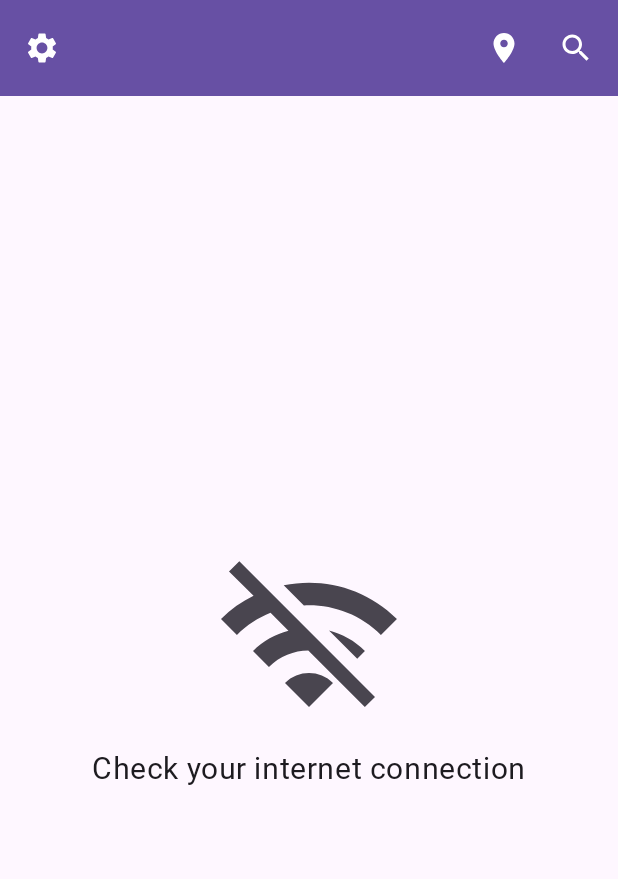
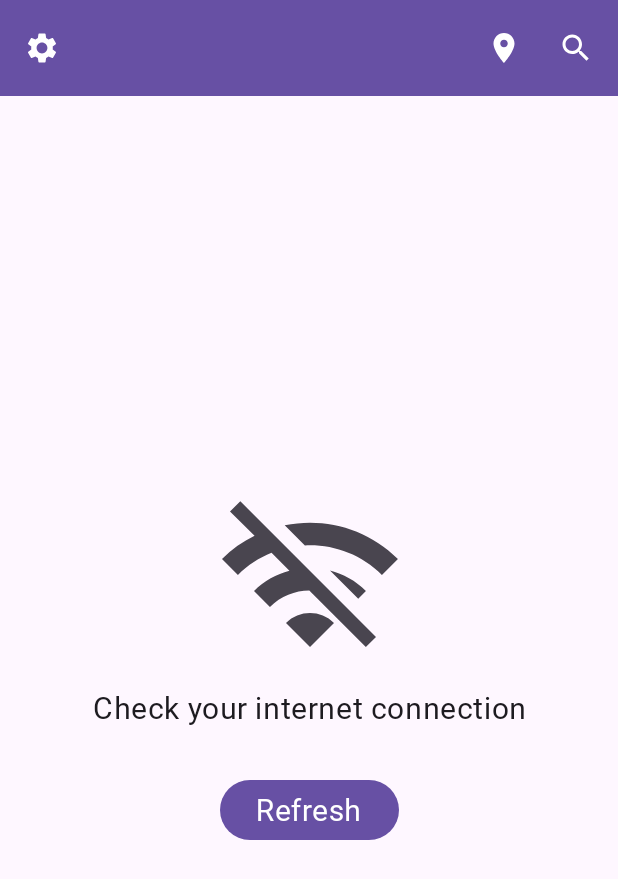
Before and after one commit to TheBlame/WeatherForecast, an Android app built with Jetpack Compose: the main_screen screen opened through its navigation route, on a phone screen of 412 x 824 dp. Shown: the top 879 px of the screen. Run offline under Robolectric (Android 15) with nearby library versions, the light colour scheme and no system bars; our stand-ins replace Dagger/Hilt's generated code; Roboto replaces fonts that are not available here.

Commit message:
Refactored presentation

```diff
--- a/app/src/main/java/dev/maxim_v/weather_app/data/workers/ForecastNotificationWorker.kt
+++ b/app/src/main/java/dev/maxim_v/weather_app/data/workers/ForecastNotificationWorker.kt
@@ -81,7 +81,7 @@ class ForecastNotificationWorker @AssistedInject constructor(
 
         val notification = NotificationCompat.Builder(context, LOADING_FORECAST_CHANNEL_ID)
             .setForegroundServiceBehavior(NotificationCompat.FOREGROUND_SERVICE_DEFAULT)
-            .setSmallIcon(R.drawable.ic_launcher_foreground)
+            .setSmallIcon(R.drawable.ic_stat_name)
             .build()
 
         return if (Build.VERSION.SDK_INT >= Build.VERSION_CODES.Q) {
@@ -100,9 +100,9 @@ class ForecastNotificationWorker @AssistedInject constructor(
         const val NAME = "forecast_worker"
         const val NOTIFICATION_TIME_OUT = 5400000L
         const val CURRENT_FORECAST_CHANNEL_ID = "current_temp"
-        const val CURRENT_FORECAST_CHANNEL_NAME = "CurrentForecastChannel"
+        const val CURRENT_FORECAST_CHANNEL_NAME = "Current Forecast Channel"
         const val LOADING_FORECAST_CHANNEL_ID = "loading_data"
-        const val LOADING_FORECAST_CHANNEL_NAME = "LoadingChannel"
+        const val LOADING_FORECAST_CHANNEL_NAME = "Loading Channel"
         const val CURRENT_TEMP_NOTIFICATION_ID = 1
         const val LOADING_FORECAST_NOTIFICATION_ID = 2
 
--- a/app/src/main/java/dev/maxim_v/weather_app/presentation/ui/screens/forecastScreen/CurrentWeatherCard.kt
+++ b/app/src/main/java/dev/maxim_v/weather_app/presentation/ui/screens/forecastScreen/CurrentWeatherCard.kt
@@ -63,9 +63,11 @@ fun CurrentWeatherCard(
                 verticalAlignment = Alignment.CenterVertically
             ) {
                 Column(
+                    modifier = Modifier,
                     horizontalAlignment = Alignment.CenterHorizontally,
                 ) {
                     Text(
+
                         text = stringResource(id = R.string.temp_format, currentForecast.temp),
                         style = ReplacementTheme.typography.extraLarge,
                     )
@@ -77,7 +79,7 @@ fun CurrentWeatherCard(
                 }
                 Spacer(modifier = Modifier.width(8.dp))
                 Image(
-                    modifier = Modifier.size(96.dp),
+                    modifier = Modifier.size(104.dp),
                     painter = painterResource(id = selectIcon(currentForecast.weatherType)),
                     contentDescription = null
                 )
--- a/app/src/main/java/dev/maxim_v/weather_app/presentation/ui/screens/forecastScreen/ForecastScreen.kt
+++ b/app/src/main/java/dev/maxim_v/weather_app/presentation/ui/screens/forecastScreen/ForecastScreen.kt
@@ -6,6 +6,7 @@ import androidx.activity.compose.rememberLauncherForActivityResult
 import androidx.activity.result.contract.ActivityResultContracts
 import androidx.compose.foundation.background
 import androidx.compose.foundation.horizontalScroll
+import androidx.compose.foundation.layout.Arrangement
 import androidx.compose.foundation.layout.Column
 import androidx.compose.foundation.layout.Spacer
 import androidx.compose.foundation.layout.fillMaxSize
@@ -13,6 +14,7 @@ import androidx.compose.foundation.layout.fillMaxWidth
 import androidx.compose.foundation.layout.height
 import androidx.compose.foundation.layout.padding
 import androidx.compose.foundation.layout.width
+import androidx.compose.foundation.layout.wrapContentSize
 import androidx.compose.foundation.rememberScrollState
 import androidx.compose.foundation.shape.RoundedCornerShape
 import androidx.compose.foundation.verticalScroll
@@ -20,6 +22,7 @@ import androidx.compose.material.icons.Icons
 import androidx.compose.material.icons.filled.LocationOn
 import androidx.compose.material.icons.filled.Search
 import androidx.compose.material.icons.filled.Settings
+import androidx.compose.material3.Button
 import androidx.compose.material3.CardDefaults
 import androidx.compose.material3.CenterAlignedTopAppBar
 import androidx.compose.material3.ExperimentalMaterial3Api
@@ -32,6 +35,9 @@ import androidx.compose.material3.SnackbarHost
 import androidx.compose.material3.SnackbarHostState
 import androidx.compose.material3.Text
 import androidx.compose.material3.TopAppBarDefaults
+import androidx.compose.material3.pulltorefresh.PullToRefreshBox
+import androidx.compose.material3.pulltorefresh.pullToRefresh
+import androidx.compose.material3.pulltorefresh.rememberPullToRefreshState
 import androidx.compose.runtime.Composable
 import androidx.compose.runtime.LaunchedEffect
 import androidx.compose.runtime.SideEffect
@@ -40,6 +46,7 @@ import androidx.compose.runtime.mutableStateOf
 import androidx.compose.runtime.remember
 import androidx.compose.runtime.rememberCoroutineScope
 import androidx.compose.runtime.setValue
+import androidx.compose.ui.Alignment
 import androidx.compose.ui.Modifier
 import androidx.compose.ui.draw.clip
 import androidx.compose.ui.platform.LocalContext
@@ -96,6 +103,7 @@ private fun ForecastScreen(
     errorFlow: SharedFlow<ForecastScreenError>
 ) {
     val snackbarHostState = remember { SnackbarHostState() }
+    val pullToRefreshState = rememberPullToRefreshState()
     val scope = rememberCoroutineScope()
     val context = LocalContext.current
     val lifecycleOwner = LocalLifecycleOwner.current
@@ -157,7 +165,13 @@ private fun ForecastScreen(
     }
 
     Scaffold(
-        modifier = Modifier.fillMaxSize(),
+        modifier = Modifier
+            .fillMaxSize()
+            .pullToRefresh(
+                isRefreshing = screenState is ForecastScreenState.Loading,
+                state = pullToRefreshState,
+                onRefresh = { onEvent(ForecastScreenEvent.Refresh) }
+            ),
         containerColor = MaterialTheme.colorScheme.background,
         topBar = {
             CenterAlignedTopAppBar(
@@ -220,6 +234,9 @@ private fun ForecastScreen(
         when (screenState) {
             is ForecastScreenState.Content, ForecastScreenState.Loading -> {
                 if (lastContent is ForecastScreenState.Content) {
+                    PullToRefreshBox(
+                        isRefreshing = screenState is ForecastScreenState.Loading,
+                        onRefresh = { onEvent(ForecastScreenEvent.Refresh) }) {
                         ForecastScreenContent(
                             modifier = Modifier
                                 .padding(innerPadding)
@@ -229,6 +246,7 @@ private fun ForecastScreen(
                             hourlyForecast = (lastContent as ForecastScreenState.Content).data.hourlyForecast,
                             dailyForecast = (lastContent as ForecastScreenState.Content).data.dailyForecast
                         )
+                    }
                 }
                 if (screenState is ForecastScreenState.Loading) {
                     ProgressIndicator(
@@ -240,12 +258,29 @@ private fun ForecastScreen(
             }
 
             ForecastScreenState.NoContent -> {
+                Column(
+                    modifier = Modifier
+                        .padding(innerPadding)
+                        .background(MaterialTheme.colorScheme.background)
+                        .padding(vertical = 32.dp, horizontal = 16.dp)
+                        .fillMaxSize(),
+                    horizontalAlignment = Alignment.CenterHorizontally,
+                    verticalArrangement = Arrangement.Center
+                ) {
                     ErrorMessage(
-                    modifier = Modifier
-                        .background(MaterialTheme.colorScheme.background)
-                        .padding(innerPadding)
-                        .fillMaxSize()
+                        modifier = Modifier.wrapContentSize()
                     )
+                    Spacer(modifier = Modifier.height(32.dp))
+                    Button(
+                        onClick = { onEvent(ForecastScreenEvent.Refresh) }
+                    ) {
+                        Text(
+                            text = stringResource(id = R.string.refresh),
+                            style = ReplacementTheme.typography.medium,
+                            color = MaterialTheme.colorScheme.onPrimary
+                        )
+                    }
+                }
             }
 
             ForecastScreenState.Initial -> {}
--- a/app/src/main/java/dev/maxim_v/weather_app/presentation/ui/screens/misc/ErrorMeassage.kt
+++ b/app/src/main/java/dev/maxim_v/weather_app/presentation/ui/screens/misc/ErrorMeassage.kt
@@ -5,6 +5,7 @@ import androidx.compose.foundation.layout.Column
 import androidx.compose.foundation.layout.Spacer
 import androidx.compose.foundation.layout.height
 import androidx.compose.foundation.layout.size
+import androidx.compose.foundation.layout.wrapContentSize
 import androidx.compose.material3.Icon
 import androidx.compose.material3.MaterialTheme
 import androidx.compose.material3.Text
@@ -13,6 +14,7 @@ import androidx.compose.ui.Alignment
 import androidx.compose.ui.Modifier
 import androidx.compose.ui.res.painterResource
 import androidx.compose.ui.res.stringResource
+import androidx.compose.ui.text.style.TextAlign
 import androidx.compose.ui.unit.dp
 import dev.maxim_v.weather_app.R
 import dev.maxim_v.weather_app.presentation.ui.theme.ReplacementTheme
@@ -32,9 +34,11 @@ fun ErrorMessage(modifier: Modifier) {
         )
         Spacer(modifier = Modifier.height(8.dp))
         Text(
+            modifier = Modifier.wrapContentSize(),
             text = stringResource(id = R.string.network_error_search_screen),
             style = ReplacementTheme.typography.medium,
-            color = MaterialTheme.colorScheme.onSurface
+            color = MaterialTheme.colorScheme.onSurface,
+            textAlign = TextAlign.Center
         )
     }
 }
--- a/app/src/main/java/dev/maxim_v/weather_app/presentation/ui/theme/Theme.kt
+++ b/app/src/main/java/dev/maxim_v/weather_app/presentation/ui/theme/Theme.kt
@@ -158,8 +158,8 @@ fun WeatherForecastTheme(
         extraLarge = TextStyle(
             fontFamily = rubikFamily,
             fontWeight = FontWeight.Normal,
-            fontSize = 72.sp,
-            lineHeight = 76.sp,
+            fontSize = 80.sp,
+            lineHeight = 84.sp,
             letterSpacing = 0.5.sp
         )
     )
--- a/app/src/main/res/values/strings.xml
+++ b/app/src/main/res/values/strings.xml
@@ -1,5 +1,5 @@
 <resources>
-    <string name="app_name">WeatherForecast</string>
+    <string name="app_name">Weather Forecast</string>
     <string name="temperature">Temperature</string>
     <string name="wind_speed">Wind speed</string>
     <string name="units">Units</string>
--- a/app/src/main/res/xml/my_app_widget_info.xml
+++ b/app/src/main/res/xml/my_app_widget_info.xml
@@ -3,6 +3,6 @@
     android:initialLayout="@layout/glance_default_loading_layout"
     android:minWidth="220dp"
     android:minHeight="40dp"
-    android:resizeMode="horizontal|vertical">
+    android:resizeMode="horizontal">
 
 </appwidget-provider>
--- a/gradle/libs.versions.toml
+++ b/gradle/libs.versions.toml
@@ -23,7 +23,7 @@ roomKtx = "2.6.1"
 roomRuntime = "2.6.1"
 roomCompiler = "2.6.1"
 lifecycleRuntimeComposeAndroid = "2.8.3"
-material3Android = "1.2.1"
+material3Android = "1.3.0-beta05"
 startupRuntime = "1.1.1"
 workRuntimeKtx = "2.7.1"
 hiltCommon = "1.2.0"
```
Also changed, not shown: app/src/main/AndroidManifest.xml (+10 -7 lines), app/src/main/java/dev/maxim_v/weather_app/data/location/LocationService.kt (+12 -6 lines), app/src/main/java/dev/maxim_v/weather_app/presentation/ui/screens/forecastScreen/DailyTempCard.kt (deleted, +0 -101 lines), app/src/main/java/dev/maxim_v/weather_app/presentation/ui/screens/settingsScreen/SettingsScreen.kt (+20 -8 lines), app/src/main/res/layout/widget_container.xml (+7 -9 lines). Lines whose indentation alone changed are shown as unchanged.
